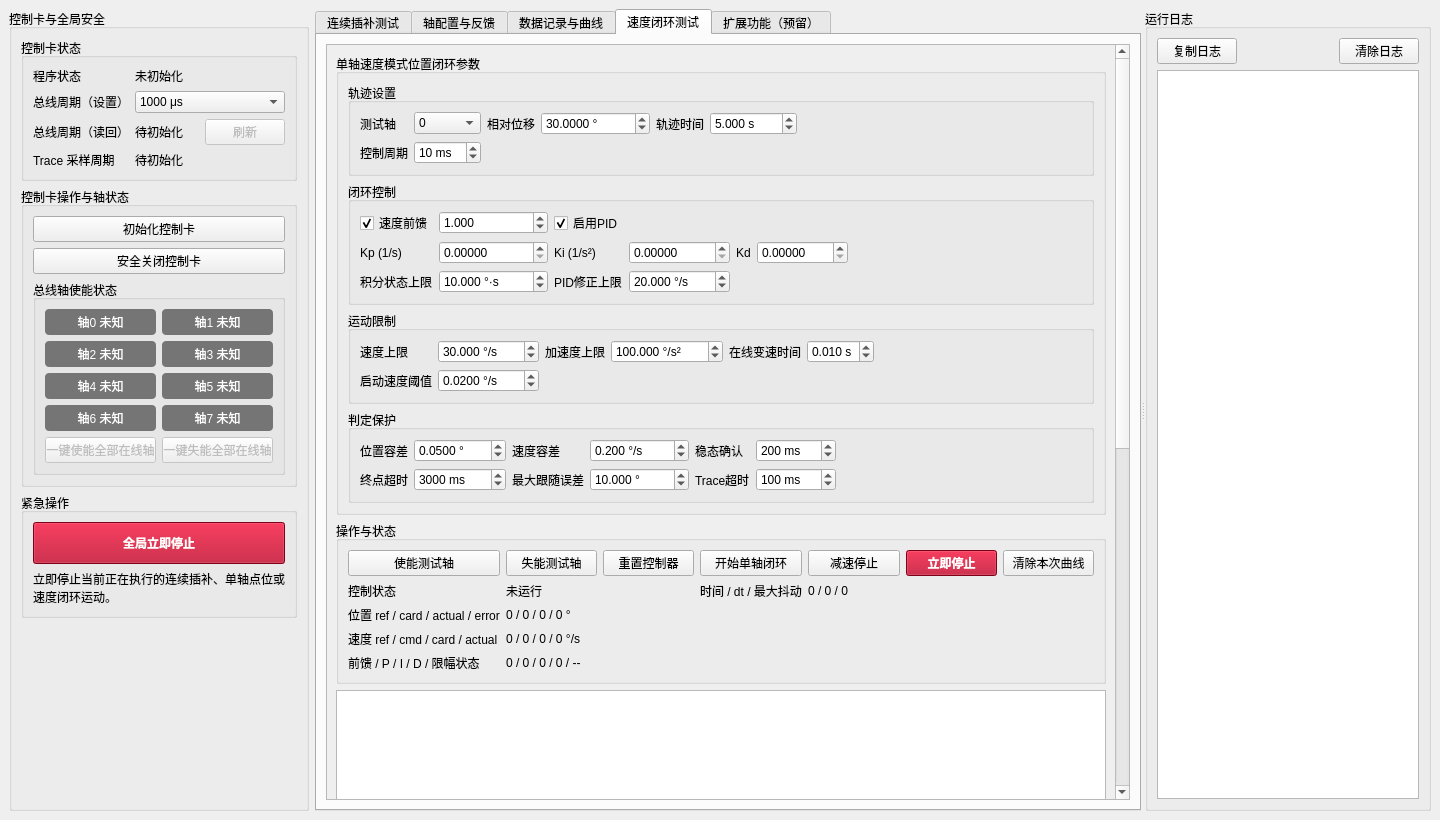
First picture: the form in conti_ctrl/mainwindow.ui, repository yzj148162-cmyk/E5000-ContiInterpolation, before the edit.
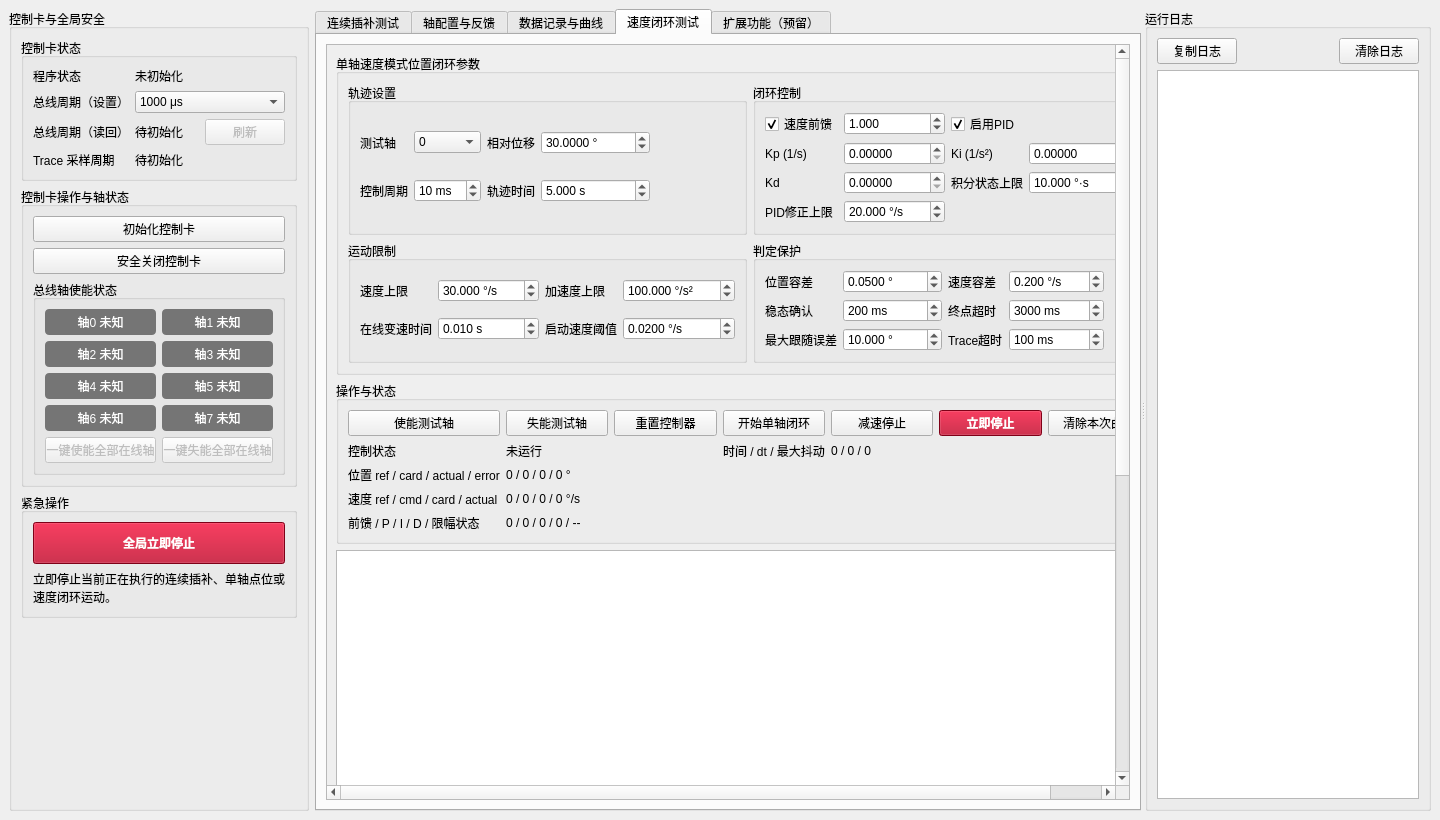
Second picture: the form after the edit. Custom widgets are drawn as their Qt base class.

Commit message: 将速度闭环参数区调整为二乘二布局

```diff
--- a/conti_ctrl/mainwindow.ui
+++ b/conti_ctrl/mainwindow.ui
@@ -2041,8 +2041,8 @@
                <property name="title">
                 <string>单轴速度模式位置闭环参数</string>
                </property>
-               <layout class="QVBoxLayout" name="velocityControlParameterLayout">
-                <item>
+               <layout class="QGridLayout" name="velocityControlParameterLayout">
+                <item row="0" column="0">
                  <widget class="QGroupBox" name="velocityTrajectoryGroup">
                   <property name="title">
                    <string>轨迹设置</string>
@@ -2125,14 +2125,14 @@
                   </property>
                  </widget>
                 </item>
-                <item row="0" column="4">
+                <item row="1" column="2">
                  <widget class="QLabel" name="velocityDurationLabel">
                   <property name="text">
                    <string>轨迹时间</string>
                   </property>
                  </widget>
                 </item>
-                <item row="0" column="5">
+                <item row="1" column="3">
                  <widget class="QDoubleSpinBox" name="velocityDurationSpin">
                   <property name="suffix">
                    <string> s</string>
@@ -2174,7 +2174,7 @@
                   </property>
                  </widget>
                 </item>
-                   <item row="0" column="6" rowspan="2">
+                   <item row="0" column="4" rowspan="2">
                     <spacer name="velocityTrajectorySpacer">
                      <property name="orientation">
                       <enum>Qt::Orientation::Horizontal</enum>
@@ -2190,7 +2190,7 @@
                   </layout>
                  </widget>
                 </item>
-                <item>
+                <item row="0" column="1">
                  <widget class="QGroupBox" name="velocityClosedLoopGroup">
                   <property name="title">
                    <string>闭环控制</string>
@@ -2266,14 +2266,14 @@
                   </property>
                  </widget>
                 </item>
-                 <item row="1" column="4">
+                 <item row="2" column="0">
                   <widget class="QLabel" name="velocityKdLabel">
                   <property name="text">
                    <string>Kd</string>
                   </property>
                  </widget>
                 </item>
-                 <item row="1" column="5">
+                 <item row="2" column="1">
                   <widget class="QDoubleSpinBox" name="velocityKdSpin">
                   <property name="decimals">
                    <number>5</number>
@@ -2283,14 +2283,14 @@
                   </property>
                  </widget>
                 </item>
-                 <item row="2" column="0">
+                 <item row="2" column="2">
                   <widget class="QLabel" name="velocityIntegralLimitLabel">
                   <property name="text">
                    <string>积分状态上限</string>
                   </property>
                  </widget>
                 </item>
-                 <item row="2" column="1">
+                 <item row="2" column="3">
                   <widget class="QDoubleSpinBox" name="velocityIntegralLimitSpin">
                   <property name="suffix">
                    <string> °·s</string>
@@ -2306,14 +2306,14 @@
                   </property>
                  </widget>
                 </item>
-                 <item row="2" column="2">
+                 <item row="3" column="0">
                   <widget class="QLabel" name="velocityMaxCorrectionLabel">
                   <property name="text">
                    <string>PID修正上限</string>
                   </property>
                  </widget>
                 </item>
-                 <item row="2" column="3">
+                 <item row="3" column="1">
                   <widget class="QDoubleSpinBox" name="velocityMaxCorrectionSpin">
                   <property name="suffix">
                    <string> °/s</string>
@@ -2329,7 +2329,7 @@
                   </property>
                  </widget>
                 </item>
-                   <item row="0" column="6" rowspan="3">
+                   <item row="0" column="4" rowspan="4">
                     <spacer name="velocityClosedLoopSpacer">
                      <property name="orientation">
                       <enum>Qt::Orientation::Horizontal</enum>
@@ -2345,7 +2345,7 @@
                   </layout>
                  </widget>
                 </item>
-                <item>
+                <item row="1" column="0">
                  <widget class="QGroupBox" name="velocityLimitGroup">
                   <property name="title">
                    <string>运动限制</string>
@@ -2403,14 +2403,14 @@
                   </property>
                  </widget>
                 </item>
-                 <item row="0" column="4">
+                 <item row="1" column="0">
                   <widget class="QLabel" name="velocityChangeTimeLabel">
                   <property name="text">
                    <string>在线变速时间</string>
                   </property>
                  </widget>
                 </item>
-                 <item row="0" column="5">
+                 <item row="1" column="1">
                   <widget class="QDoubleSpinBox" name="velocityChangeTimeSpin">
                   <property name="suffix">
                    <string> s</string>
@@ -2432,14 +2432,14 @@
                   </property>
                  </widget>
                 </item>
-                 <item row="1" column="0">
+                 <item row="1" column="2">
                   <widget class="QLabel" name="velocityStartThresholdLabel">
                   <property name="text">
                    <string>启动速度阈值</string>
                   </property>
                  </widget>
                 </item>
-                 <item row="1" column="1">
+                 <item row="1" column="3">
                   <widget class="QDoubleSpinBox" name="velocityStartThresholdSpin">
                   <property name="suffix">
                    <string> °/s</string>
@@ -2458,7 +2458,7 @@
                   </property>
                  </widget>
                 </item>
-                   <item row="0" column="6" rowspan="2">
+                   <item row="0" column="4" rowspan="2">
                     <spacer name="velocityLimitSpacer">
                      <property name="orientation">
                       <enum>Qt::Orientation::Horizontal</enum>
@@ -2474,7 +2474,7 @@
                   </layout>
                  </widget>
                 </item>
-                <item>
+                <item row="1" column="1">
                  <widget class="QGroupBox" name="velocityCriterionGroup">
                   <property name="title">
                    <string>判定保护</string>
@@ -2532,14 +2532,14 @@
                   </property>
                  </widget>
                 </item>
-                 <item row="0" column="4">
+                 <item row="1" column="0">
                   <widget class="QLabel" name="velocityStableDwellLabel">
                   <property name="text">
                    <string>稳态确认</string>
                   </property>
                  </widget>
                 </item>
-                 <item row="0" column="5">
+                 <item row="1" column="1">
                   <widget class="QSpinBox" name="velocityStableDwellSpin">
                   <property name="suffix">
                    <string> ms</string>
@@ -2555,14 +2555,14 @@
                   </property>
                  </widget>
                 </item>
-                 <item row="1" column="0">
+                 <item row="1" column="2">
                   <widget class="QLabel" name="velocityFinishTimeoutLabel">
                   <property name="text">
                    <string>终点超时</string>
                   </property>
                  </widget>
                 </item>
-                 <item row="1" column="1">
+                 <item row="1" column="3">
                   <widget class="QSpinBox" name="velocityFinishTimeoutSpin">
                   <property name="suffix">
                    <string> ms</string>
@@ -2578,14 +2578,14 @@
                   </property>
                  </widget>
                 </item>
-                 <item row="1" column="2">
+                 <item row="2" column="0">
                   <widget class="QLabel" name="velocityMaxFollowingErrorLabel">
                   <property name="text">
                    <string>最大跟随误差</string>
                   </property>
                  </widget>
                 </item>
-                 <item row="1" column="3">
+                 <item row="2" column="1">
                   <widget class="QDoubleSpinBox" name="velocityMaxFollowingErrorSpin">
                   <property name="suffix">
                    <string> °</string>
@@ -2604,14 +2604,14 @@
                   </property>
                  </widget>
                 </item>
-                 <item row="1" column="4">
+                 <item row="2" column="2">
                   <widget class="QLabel" name="velocityTraceTimeoutLabel">
                   <property name="text">
                    <string>Trace超时</string>
                   </property>
                  </widget>
                 </item>
-                 <item row="1" column="5">
+                 <item row="2" column="3">
                   <widget class="QSpinBox" name="velocityTraceTimeoutSpin">
                   <property name="suffix">
                    <string> ms</string>
@@ -2627,7 +2627,7 @@
                   </property>
                  </widget>
                 </item>
-                   <item row="0" column="6" rowspan="2">
+                   <item row="0" column="4" rowspan="3">
                     <spacer name="velocityCriterionSpacer">
                      <property name="orientation">
                       <enum>Qt::Orientation::Horizontal</enum>
```
The commit also changes 1 other file.
